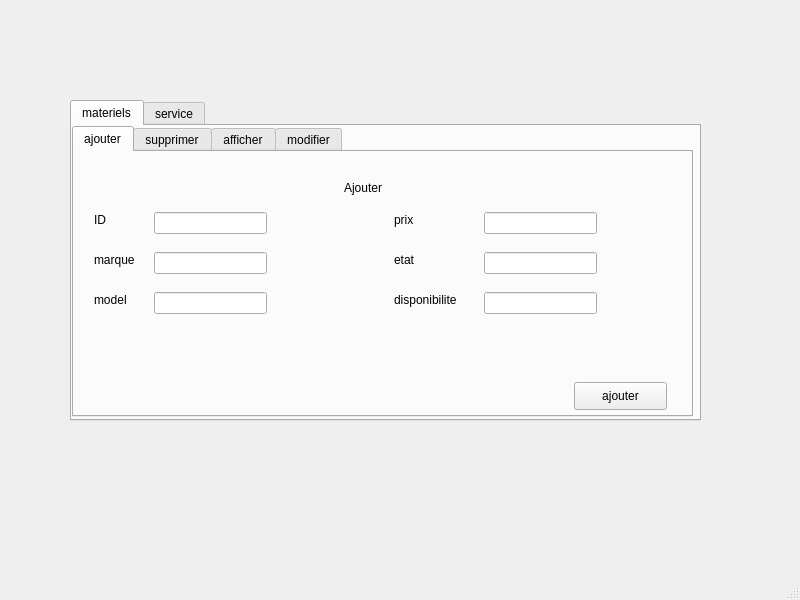
The window that projet2A/mainwindow.ui (soumaya-nheri/Smart-Club-2A27) describes before a commit, drawn with Qt 5.
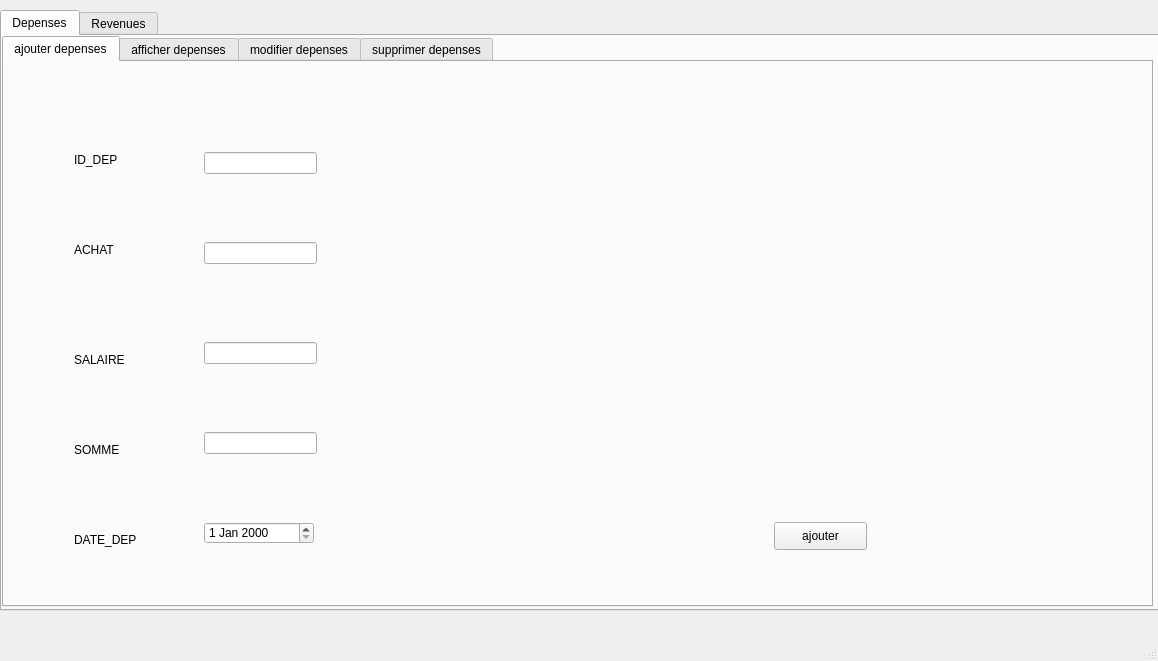
The same window after the commit. The open tabs and pages were chosen to show the change.

The edit to the form file:
```diff
--- a/projet2A/mainwindow.ui
+++ b/projet2A/mainwindow.ui
@@ -6,8 +6,8 @@
    <rect>
     <x>0</x>
     <y>0</y>
-    <width>800</width>
-    <height>600</height>
+    <width>1158</width>
+    <height>661</height>
    </rect>
   </property>
   <property name="windowTitle">
@@ -17,10 +17,10 @@
    <widget class="QTabWidget" name="tabWidget">
     <property name="geometry">
      <rect>
-      <x>70</x>
-      <y>100</y>
-      <width>631</width>
-      <height>321</height>
+      <x>0</x>
+      <y>10</y>
+      <width>1161</width>
+      <height>601</height>
      </rect>
     </property>
     <property name="currentIndex">
@@ -28,183 +28,437 @@
     </property>
     <widget class="QWidget" name="tab">
      <attribute name="title">
-      <string>materiels</string>
+      <string>Depenses</string>
      </attribute>
-     <widget class="QTabWidget" name="tabWidget_2">
+     <widget class="QTabWidget" name="tabWidget_3">
       <property name="geometry">
        <rect>
         <x>0</x>
         <y>0</y>
-        <width>621</width>
-        <height>291</height>
+        <width>1151</width>
+        <height>571</height>
        </rect>
       </property>
       <property name="currentIndex">
-       <number>2</number>
+       <number>0</number>
+      </property>
+      <widget class="QWidget" name="tab_5">
+       <attribute name="title">
+        <string>ajouter depenses</string>
+       </attribute>
+       <widget class="QLabel" name="label_19">
+        <property name="geometry">
+         <rect>
+          <x>70</x>
+          <y>90</y>
+          <width>56</width>
+          <height>16</height>
+         </rect>
+        </property>
+        <property name="text">
+         <string>ID_DEP</string>
+        </property>
+       </widget>
+       <widget class="QLabel" name="label_20">
+        <property name="geometry">
+         <rect>
+          <x>70</x>
+          <y>180</y>
+          <width>56</width>
+          <height>16</height>
+         </rect>
+        </property>
+        <property name="text">
+         <string>ACHAT</string>
+        </property>
+       </widget>
+       <widget class="QLabel" name="label_21">
+        <property name="geometry">
+         <rect>
+          <x>70</x>
+          <y>290</y>
+          <width>56</width>
+          <height>16</height>
+         </rect>
+        </property>
+        <property name="text">
+         <string>SALAIRE</string>
+        </property>
+       </widget>
+       <widget class="QLabel" name="label_22">
+        <property name="geometry">
+         <rect>
+          <x>70</x>
+          <y>380</y>
+          <width>56</width>
+          <height>16</height>
+         </rect>
+        </property>
+        <property name="text">
+         <string>SOMME</string>
+        </property>
+       </widget>
+       <widget class="QLabel" name="label_23">
+        <property name="geometry">
+         <rect>
+          <x>70</x>
+          <y>470</y>
+          <width>71</width>
+          <height>16</height>
+         </rect>
+        </property>
+        <property name="text">
+         <string>DATE_DEP</string>
+        </property>
+       </widget>
+       <widget class="QPushButton" name="ajout_dep">
+        <property name="geometry">
+         <rect>
+          <x>770</x>
+          <y>460</y>
+          <width>93</width>
+          <height>28</height>
+         </rect>
+        </property>
+        <property name="text">
+         <string>ajouter</string>
+        </property>
+       </widget>
+       <widget class="QLineEdit" name="ID_DEP">
+        <property name="geometry">
+         <rect>
+          <x>200</x>
+          <y>90</y>
+          <width>113</width>
+          <height>22</height>
+         </rect>
+        </property>
+       </widget>
+       <widget class="QLineEdit" name="ACHAT">
+        <property name="geometry">
+         <rect>
+          <x>200</x>
+          <y>180</y>
+          <width>113</width>
+          <height>22</height>
+         </rect>
+        </property>
+       </widget>
+       <widget class="QLineEdit" name="SALAIRE">
+        <property name="geometry">
+         <rect>
+          <x>200</x>
+          <y>280</y>
+          <width>113</width>
+          <height>22</height>
+         </rect>
+        </property>
+       </widget>
+       <widget class="QLineEdit" name="SOMME">
+        <property name="geometry">
+         <rect>
+          <x>200</x>
+          <y>370</y>
+          <width>113</width>
+          <height>22</height>
+         </rect>
+        </property>
+       </widget>
+       <widget class="QDateEdit" name="DATE_DEP">
+        <property name="geometry">
+         <rect>
+          <x>200</x>
+          <y>460</y>
+          <width>110</width>
+          <height>22</height>
+         </rect>
+        </property>
+       </widget>
+      </widget>
+      <widget class="QWidget" name="tab_7">
+       <attribute name="title">
+        <string>afficher depenses</string>
+       </attribute>
+       <widget class="QTableView" name="tab_dep">
+        <property name="geometry">
+         <rect>
+          <x>20</x>
+          <y>10</y>
+          <width>1121</width>
+          <height>521</height>
+         </rect>
+        </property>
+       </widget>
+       <widget class="QPushButton" name="ref_dep">
+        <property name="geometry">
+         <rect>
+          <x>970</x>
+          <y>450</y>
+          <width>93</width>
+          <height>28</height>
+         </rect>
+        </property>
+        <property name="text">
+         <string>refresh</string>
+        </property>
+       </widget>
+      </widget>
+      <widget class="QWidget" name="tab_8">
+       <attribute name="title">
+        <string>modifier depenses</string>
+       </attribute>
+       <widget class="QLineEdit" name="ID_DEP3">
+        <property name="geometry">
+         <rect>
+          <x>200</x>
+          <y>300</y>
+          <width>751</width>
+          <height>22</height>
+         </rect>
+        </property>
+       </widget>
+       <widget class="QLabel" name="label_26">
+        <property name="geometry">
+         <rect>
+          <x>550</x>
+          <y>220</y>
+          <width>56</width>
+          <height>16</height>
+         </rect>
+        </property>
+        <property name="text">
+         <string>ID_DEP</string>
+        </property>
+       </widget>
+       <widget class="QPushButton" name="mod_dep">
+        <property name="geometry">
+         <rect>
+          <x>200</x>
+          <y>350</y>
+          <width>751</width>
+          <height>28</height>
+         </rect>
+        </property>
+        <property name="text">
+         <string>modifier</string>
+        </property>
+       </widget>
+       <widget class="QLabel" name="label_27">
+        <property name="geometry">
+         <rect>
+          <x>380</x>
+          <y>50</y>
+          <width>371</width>
+          <height>91</height>
+         </rect>
+        </property>
+        <property name="font">
+         <font>
+          <pointsize>48</pointsize>
+         </font>
+        </property>
+        <property name="text">
+         <string>MODIFIER</string>
+        </property>
+       </widget>
+      </widget>
+      <widget class="QWidget" name="tab_9">
+       <attribute name="title">
+        <string>supprimer depenses</string>
+       </attribute>
+       <widget class="QPushButton" name="supp_dep">
+        <property name="geometry">
+         <rect>
+          <x>130</x>
+          <y>390</y>
+          <width>881</width>
+          <height>28</height>
+         </rect>
+        </property>
+        <property name="text">
+         <string>supprimer</string>
+        </property>
+       </widget>
+       <widget class="QLabel" name="label_24">
+        <property name="geometry">
+         <rect>
+          <x>550</x>
+          <y>200</y>
+          <width>56</width>
+          <height>16</height>
+         </rect>
+        </property>
+        <property name="text">
+         <string>ID_DEP</string>
+        </property>
+       </widget>
+       <widget class="QLineEdit" name="ID_DEP2">
+        <property name="geometry">
+         <rect>
+          <x>130</x>
+          <y>280</y>
+          <width>891</width>
+          <height>22</height>
+         </rect>
+        </property>
+       </widget>
+       <widget class="QLabel" name="label_25">
+        <property name="geometry">
+         <rect>
+          <x>410</x>
+          <y>60</y>
+          <width>321</width>
+          <height>61</height>
+         </rect>
+        </property>
+        <property name="font">
+         <font>
+          <pointsize>36</pointsize>
+         </font>
+        </property>
+        <property name="text">
+         <string>SUPPRIMER</string>
+        </property>
+       </widget>
+      </widget>
+     </widget>
+    </widget>
+    <widget class="QWidget" name="tab_2">
+     <attribute name="title">
+      <string>Revenues</string>
+     </attribute>
+     <widget class="QTabWidget" name="tabWidget_2">
+      <property name="geometry">
+       <rect>
+        <x>10</x>
+        <y>10</y>
+        <width>1161</width>
+        <height>561</height>
+       </rect>
+      </property>
+      <property name="currentIndex">
+       <number>0</number>
       </property>
       <widget class="QWidget" name="tab_3">
        <attribute name="title">
-        <string>ajouter</string>
+        <string>Ajouter Revenue</string>
        </attribute>
        <widget class="QLabel" name="label">
         <property name="geometry">
          <rect>
-          <x>270</x>
-          <y>20</y>
-          <width>51</width>
-          <height>31</height>
+          <x>60</x>
+          <y>60</y>
+          <width>56</width>
+          <height>16</height>
          </rect>
         </property>
         <property name="text">
-         <string>Ajouter</string>
+         <string>ID_REV</string>
         </property>
        </widget>
        <widget class="QLabel" name="label_2">
         <property name="geometry">
          <rect>
-          <x>20</x>
-          <y>60</y>
-          <width>31</width>
+          <x>60</x>
+          <y>130</y>
+          <width>91</width>
           <height>16</height>
          </rect>
         </property>
         <property name="text">
-         <string>ID</string>
-        </property>
-       </widget>
-       <widget class="QLineEdit" name="id_equipement">
-        <property name="geometry">
-         <rect>
-          <x>80</x>
-          <y>60</y>
-          <width>113</width>
-          <height>22</height>
-         </rect>
-        </property>
-       </widget>
-       <widget class="QPushButton" name="pushButton">
-        <property name="geometry">
-         <rect>
-          <x>500</x>
-          <y>230</y>
-          <width>93</width>
-          <height>28</height>
-         </rect>
-        </property>
-        <property name="text">
-         <string>ajouter</string>
+         <string>CONSOMATION</string>
         </property>
        </widget>
        <widget class="QLabel" name="label_3">
         <property name="geometry">
          <rect>
-          <x>20</x>
-          <y>100</y>
-          <width>51</width>
+          <x>60</x>
+          <y>210</y>
+          <width>101</width>
           <height>16</height>
          </rect>
         </property>
         <property name="text">
-         <string>marque</string>
-        </property>
-       </widget>
-       <widget class="QLineEdit" name="marque">
-        <property name="geometry">
-         <rect>
-          <x>80</x>
-          <y>100</y>
-          <width>113</width>
-          <height>22</height>
-         </rect>
+         <string>REV_SPONSOR</string>
         </property>
        </widget>
        <widget class="QLabel" name="label_4">
         <property name="geometry">
          <rect>
-          <x>20</x>
-          <y>140</y>
-          <width>51</width>
+          <x>60</x>
+          <y>290</y>
+          <width>71</width>
           <height>16</height>
          </rect>
         </property>
         <property name="text">
-         <string>model</string>
-        </property>
-       </widget>
-       <widget class="QLineEdit" name="model">
-        <property name="geometry">
-         <rect>
-          <x>80</x>
-          <y>140</y>
-          <width>113</width>
-          <height>22</height>
-         </rect>
+         <string>REV_ABON</string>
         </property>
        </widget>
        <widget class="QLabel" name="label_5">
         <property name="geometry">
          <rect>
-          <x>320</x>
-          <y>60</y>
-          <width>51</width>
+          <x>60</x>
+          <y>360</y>
+          <width>101</width>
           <height>16</height>
          </rect>
         </property>
         <property name="text">
-         <string>prix</string>
+         <string>DATE_REV</string>
         </property>
        </widget>
        <widget class="QLineEdit" name="prix">
         <property name="geometry">
          <rect>
-          <x>410</x>
-          <y>60</y>
+          <x>190</x>
+          <y>200</y>
           <width>113</width>
           <height>22</height>
          </rect>
         </property>
        </widget>
-       <widget class="QLabel" name="label_8">
+       <widget class="QPushButton" name="ajout_rev">
         <property name="geometry">
          <rect>
-          <x>320</x>
-          <y>100</y>
-          <width>51</width>
-          <height>16</height>
+          <x>720</x>
+          <y>420</y>
+          <width>93</width>
+          <height>28</height>
          </rect>
         </property>
         <property name="text">
-         <string>etat</string>
+         <string>Ajouter</string>
         </property>
        </widget>
        <widget class="QLineEdit" name="etat">
         <property name="geometry">
          <rect>
-          <x>410</x>
-          <y>100</y>
+          <x>200</x>
+          <y>60</y>
           <width>113</width>
           <height>22</height>
          </rect>
         </property>
        </widget>
-       <widget class="QLabel" name="label_9">
+       <widget class="QLineEdit" name="CONSOMATION">
         <property name="geometry">
          <rect>
-          <x>320</x>
-          <y>140</y>
-          <width>81</width>
-          <height>16</height>
+          <x>200</x>
+          <y>130</y>
+          <width>113</width>
+          <height>22</height>
          </rect>
         </property>
         <property name="text">
-         <string>disponibilite</string>
+         <string/>
         </property>
        </widget>
        <widget class="QLineEdit" name="disponibilite">
         <property name="geometry">
          <rect>
-          <x>410</x>
-          <y>140</y>
+          <x>200</x>
+          <y>290</y>
           <width>113</width>
           <height>22</height>
          </rect>
@@ -213,7 +467,7 @@
       </widget>
       <widget class="QWidget" name="tab_4">
        <attribute name="title">
-        <string>supprimer</string>
+        <string>Afficher Revenues</string>
        </attribute>
        <widget class="QLabel" name="label_6">
         <property name="geometry">
@@ -241,7 +495,24 @@
          <string>supprimer</string>
         </property>
        </widget>
-       <widget class="QLineEdit" name="id_equipement_2">
+       <widget class="QTableView" name="tab_rev">
+        <property name="geometry">
+         <rect>
+          <x>10</x>
+          <y>20</y>
+          <width>1101</width>
+          <height>481</height>
+         </rect>
+        </property>
+       </widget>
+       <zorder>tab_rev</zorder>
+       <zorder>ref_rev</zorder>
+      </widget>
+      <widget class="QWidget" name="M">
+       <attribute name="title">
+        <string>Modifier Revenues</string>
+       </attribute>
+       <widget class="QLineEdit" name="ID_REV3">
         <property name="geometry">
          <rect>
           <x>220</x>
@@ -264,20 +535,25 @@
          <string>entrer ID</string>
         </property>
        </widget>
-      </widget>
-      <widget class="QWidget" name="tab_5">
-       <attribute name="title">
-        <string>afficher</string>
-       </attribute>
-       <widget class="QTableView" name="tab_equipements">
+       <widget class="QLabel" name="label_8">
         <property name="geometry">
          <rect>
-          <x>5</x>
-          <y>30</y>
-          <width>601</width>
-          <height>191</height>
+          <x>390</x>
+          <y>40</y>
+          <width>331</width>
+          <height>81</height>
          </rect>
         </property>
+        <property name="font">
+         <font>
+          <pointsize>48</pointsize>
+          <weight>75</weight>
+          <bold>true</bold>
+         </font>
+        </property>
+        <property name="text">
+         <string>Modifier</string>
+        </property>
        </widget>
        <widget class="QPushButton" name="pushButton_2">
         <property name="geometry">
@@ -295,32 +571,9 @@
       </widget>
       <widget class="QWidget" name="tab_6">
        <attribute name="title">
-        <string>modifier</string>
+        <string>Supprimer Revenues</string>
        </attribute>
-      </widget>
-     </widget>
-    </widget>
-    <widget class="QWidget" name="tab_2">
-     <attribute name="title">
-      <string>service</string>
-     </attribute>
-     <widget class="QTabWidget" name="tabWidget_3">
-      <property name="geometry">
-       <rect>
-        <x>-4</x>
-        <y>-1</y>
-        <width>631</width>
-        <height>301</height>
-       </rect>
-      </property>
-      <property name="currentIndex">
-       <number>2</number>
-      </property>
-      <widget class="QWidget" name="tab_7">
-       <attribute name="title">
-        <string>ajouter</string>
-       </attribute>
-       <widget class="QLabel" name="label_10">
+       <widget class="QPushButton" name="supp_rev">
         <property name="geometry">
          <rect>
           <x>20</x>
@@ -428,103 +681,46 @@
        <widget class="QLabel" name="label_14">
         <property name="geometry">
          <rect>
-          <x>270</x>
+          <x>230</x>
+          <y>270</y>
+          <width>671</width>
+          <height>22</height>
+         </rect>
+        </property>
+       </widget>
+       <widget class="QLabel" name="label_6">
+        <property name="geometry">
+         <rect>
+          <x>540</x>
+          <y>170</y>
+          <width>56</width>
+          <height>16</height>
+         </rect>
+        </property>
+        <property name="text">
+         <string>ID_REV</string>
+        </property>
+       </widget>
+       <widget class="QLabel" name="label_9">
+        <property name="geometry">
+         <rect>
+          <x>370</x>
           <y>10</y>
-          <width>51</width>
-          <height>31</height>
+          <width>421</width>
+          <height>111</height>
          </rect>
         </property>
-        <property name="text">
-         <string>Ajouter</string>
+        <property name="font">
+         <font>
+          <pointsize>48</pointsize>
+          <weight>75</weight>
+          <bold>true</bold>
+         </font>
         </property>
-       </widget>
-      </widget>
-      <widget class="QWidget" name="tab_8">
-       <attribute name="title">
-        <string>supprimer</string>
-       </attribute>
-       <widget class="QLabel" name="label_15">
-        <property name="geometry">
-         <rect>
-          <x>250</x>
-          <y>20</y>
-          <width>71</width>
-          <height>16</height>
-         </rect>
-        </property>
         <property name="text">
-         <string>supprimer</string>
+         <string>Supprimer</string>
         </property>
        </widget>
-       <widget class="QLabel" name="label_16">
-        <property name="geometry">
-         <rect>
-          <x>270</x>
-          <y>70</y>
-          <width>56</width>
-          <height>16</height>
-         </rect>
-        </property>
-        <property name="text">
-         <string>ID</string>
-        </property>
-       </widget>
-       <widget class="QLineEdit" name="id_service_2">
-        <property name="geometry">
-         <rect>
-          <x>230</x>
-          <y>100</y>
-          <width>113</width>
-          <height>22</height>
-         </rect>
-        </property>
-       </widget>
-       <widget class="QPushButton" name="pushButton_5">
-        <property name="geometry">
-         <rect>
-          <x>500</x>
-          <y>230</y>
-          <width>93</width>
-          <height>28</height>
-         </rect>
-        </property>
-        <property name="text">
-         <string>supprimer</string>
-        </property>
-       </widget>
-      </widget>
-      <widget class="QWidget" name="tab_9">
-       <attribute name="title">
-        <string>afficher</string>
-       </attribute>
-       <widget class="QPushButton" name="pushButton_6">
-        <property name="geometry">
-         <rect>
-          <x>520</x>
-          <y>230</y>
-          <width>93</width>
-          <height>28</height>
-         </rect>
-        </property>
-        <property name="text">
-         <string>afficher</string>
-        </property>
-       </widget>
-       <widget class="QTableView" name="tab_service">
-        <property name="geometry">
-         <rect>
-          <x>10</x>
-          <y>20</y>
-          <width>601</width>
-          <height>201</height>
-         </rect>
-        </property>
-       </widget>
-      </widget>
-      <widget class="QWidget" name="tab_10">
-       <attribute name="title">
-        <string>modifier</string>
-       </attribute>
       </widget>
      </widget>
     </widget>
```
Left out of the diff: 165 changed lines with no effect on the pictures.
